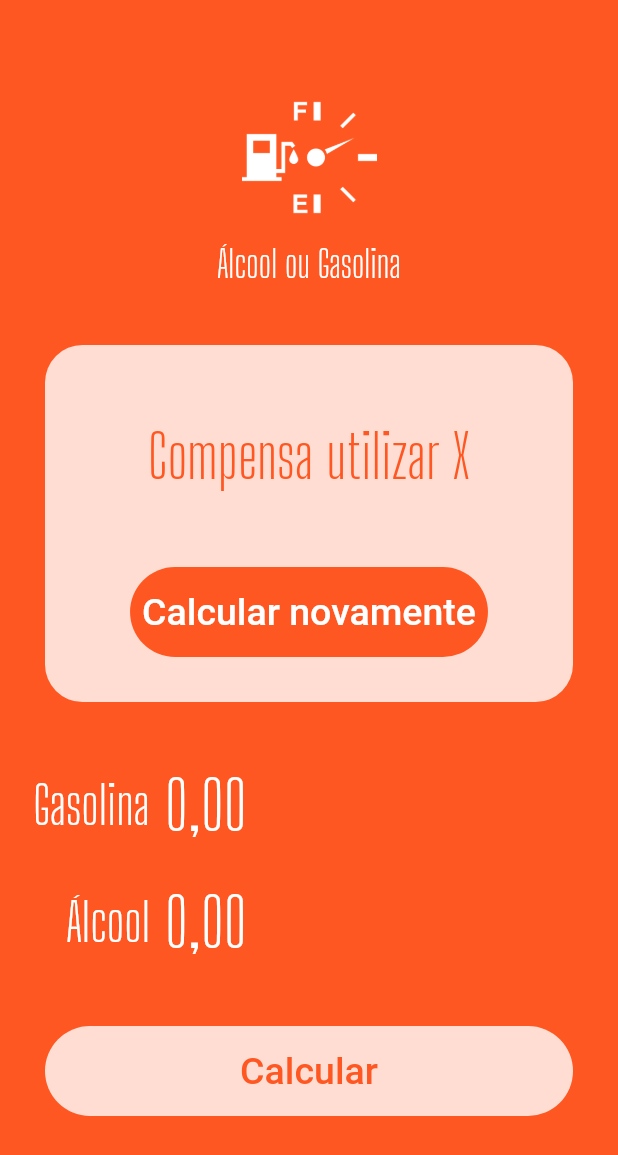
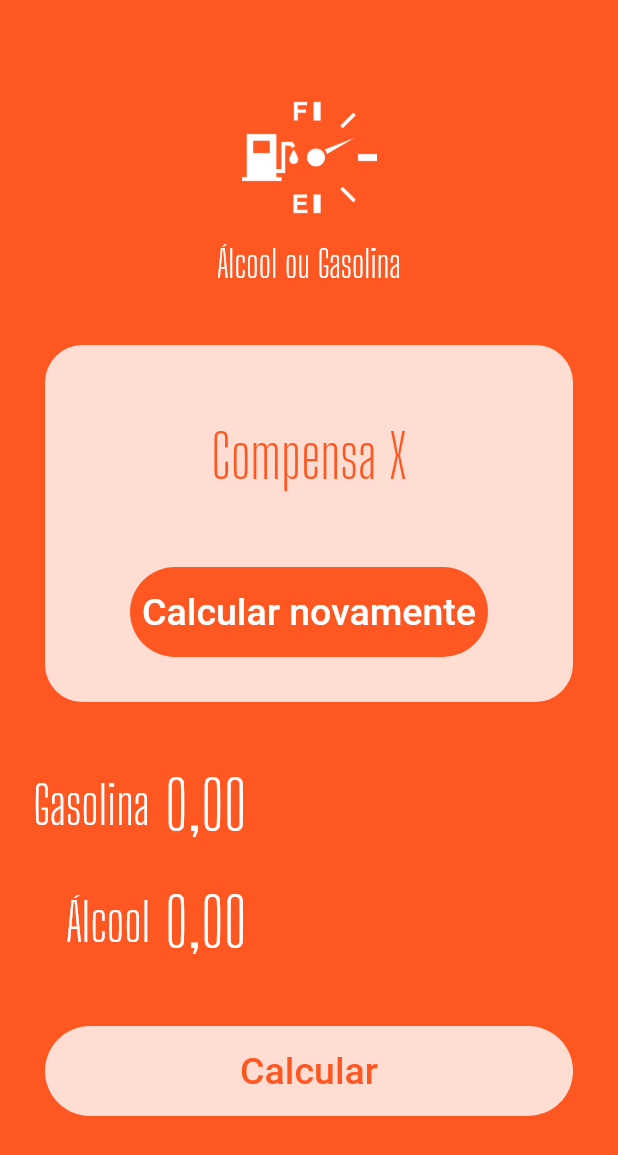
Before and after one commit to MiltonQuirino/gasolina_alcool, a Flutter app: the screen it shows after launch, on a phone screen of 412 x 824 dp. Shown: the top 1155 px of the screen. Run offline on Flutter 3.47's test engine with Material 2 defaults, Android fonts, the phone set to English and light mode, and no system bars; our stand-ins replace flutter_masked_text; Roboto replaces fonts that are missing (Big Sholders Display).

Commit message:
add success widget

```diff
--- a/lib/main.dart
+++ b/lib/main.dart
@@ -3,6 +3,7 @@ import 'package:flutter_masked_text/flutter_masked_text.dart';
 import 'package:gasolina_alcool/widgets/input.widget.dart';
 import 'package:gasolina_alcool/widgets/loading-button.widget.dart';
 import 'package:gasolina_alcool/widgets/logo.widget.dart';
+import 'package:gasolina_alcool/widgets/success.widget.dart';
 
 void main() {
   runApp(const MyApp());
@@ -38,37 +39,9 @@ class HomePage extends StatelessWidget {
       body: ListView(
         children: <Widget>[
           const Logo(),
-          Container(
-            margin: EdgeInsets.all(30),
-            decoration: BoxDecoration(
-              color: Colors.white.withOpacity(0.8),
-              borderRadius: BorderRadius.circular(25),
-            ),
-            child: Column(
-              children: <Widget>[
-                SizedBox(
-                  height: 50,
-                ),
-                Text(
-                  "Compensa utilizar X",
-                  style: TextStyle(
-                    color: Theme.of(context).primaryColor,
-                    fontSize: 40,
-                    fontFamily: "Big Shoulders Display",
-                  ),
-                  textAlign: TextAlign.center,
-                ),
-                SizedBox(
-                  height: 20,
-                ),
-                LoadingButton(
-                  busy: false,
-                  func: () {},
-                  invert: true,
-                  text: "Calcular novamente",
-                )
-              ],
-            ),
+          Success(
+            reset: () {},
+            result: "Compensa X",
           ),
           Input(
             label: "Gasolina",
--- /dev/null
+++ b/lib/widgets/success.widget.dart
@@ -0,0 +1,49 @@
+import 'package:flutter/material.dart';
+
+import 'loading-button.widget.dart';
+
+class Success extends StatelessWidget {
+  var result = "";
+  Function()? reset;
+
+  Success({
+    required this.result,
+    required this.reset,
+  });
+
+  @override
+  Widget build(BuildContext context) {
+    return Container(
+      margin: EdgeInsets.all(30),
+      decoration: BoxDecoration(
+        color: Colors.white.withOpacity(0.8),
+        borderRadius: BorderRadius.circular(25),
+      ),
+      child: Column(
+        children: <Widget>[
+          SizedBox(
+            height: 50,
+          ),
+          Text(
+            result,
+            style: TextStyle(
+              color: Theme.of(context).primaryColor,
+              fontSize: 40,
+              fontFamily: "Big Shoulders Display",
+            ),
+            textAlign: TextAlign.center,
+          ),
+          SizedBox(
+            height: 20,
+          ),
+          LoadingButton(
+            busy: false,
+            func: reset,
+            invert: true,
+            text: "Calcular novamente",
+          )
+        ],
+      ),
+    );
+  }
+}
```
